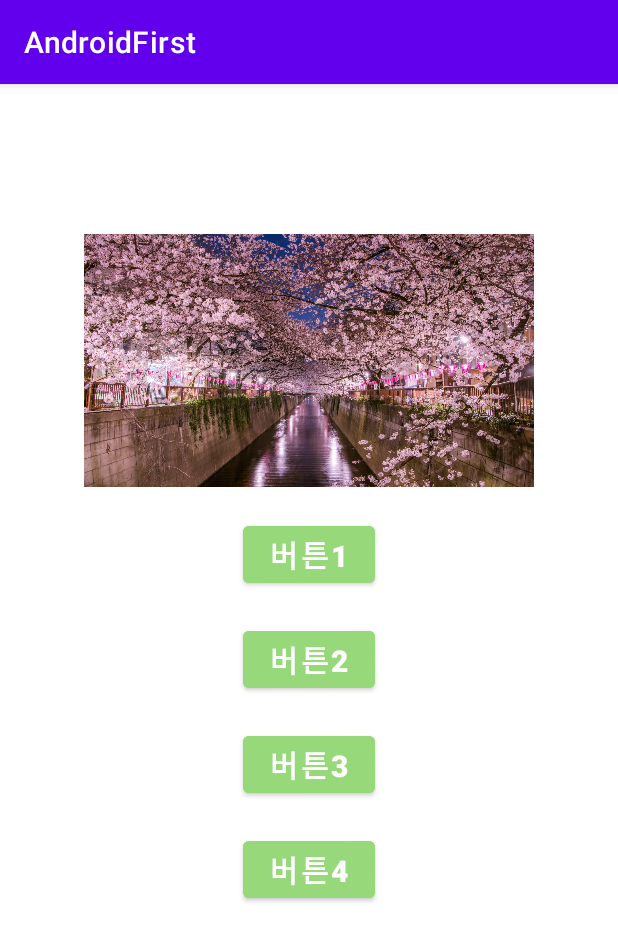
After one commit to ChoKwangEun1021/kotlin_Test, an Android app: the MainActivity5 screen opened directly, with no data from a screen before it, on a phone screen of 412 x 824 dp. The commit adds this screen. Shown: the top 941 px of the screen. Run offline under Robolectric (Android 15) with nearby library versions, the phone set to English and light mode, and no system bars.

Commit message:
[create] create 이벤트처리방식 연습

```diff
--- /dev/null
+++ b/app/src/main/java/com/example/androidfirst/MainActivity5.kt
@@ -0,0 +1,36 @@
+package com.example.androidfirst
+
+import androidx.appcompat.app.AppCompatActivity
+import android.os.Bundle
+import android.view.View
+import android.widget.Toast
+import com.example.androidfirst.databinding.ActivityMain5Binding
+
+class MainActivity5 : AppCompatActivity(), View.OnClickListener {
+    lateinit var binding: ActivityMain5Binding
+    override fun onCreate(savedInstanceState: Bundle?) {
+        super.onCreate(savedInstanceState)
+        binding = ActivityMain5Binding.inflate(layoutInflater)
+        setContentView(binding.root)
+
+        binding.btnClick1.setOnClickListener(this)
+        binding.btnClick2.setOnClickListener(this)
+
+        binding.btnClick3.setOnClickListener(object : View.OnClickListener {
+            override fun onClick(v: View?) {
+                Toast.makeText(applicationContext, "3번", Toast.LENGTH_SHORT).show()
+            }
+        })
+
+        binding.btnClick4.setOnClickListener {
+            Toast.makeText(applicationContext, "4번", Toast.LENGTH_SHORT).show()
+        }
+    }
+
+    override fun onClick(v: View?) {
+        when (v?.id) {
+            R.id.btnClick1 -> Toast.makeText(applicationContext, "1번", Toast.LENGTH_SHORT).show()
+            R.id.btnClick2 -> Toast.makeText(applicationContext, "2번", Toast.LENGTH_SHORT).show()
+        }
+    }
+}
--- /dev/null
+++ b/app/src/main/res/layout/activity_main5.xml
@@ -0,0 +1,59 @@
+<?xml version="1.0" encoding="utf-8"?>
+<LinearLayout xmlns:android="http://schemas.android.com/apk/res/android"
+    xmlns:app="http://schemas.android.com/apk/res-auto"
+    xmlns:tools="http://schemas.android.com/tools"
+    android:layout_width="match_parent"
+    android:layout_height="match_parent"
+    android:orientation="vertical"
+    tools:context=".MainActivity5">
+
+
+    <ImageView
+        android:id="@+id/ivPicture"
+        android:layout_width="300dp"
+        android:layout_height="wrap_content"
+        android:adjustViewBounds="true"
+        android:layout_gravity="center_horizontal"
+        android:layout_marginTop="100dp"
+        app:srcCompat="@drawable/cherryblossom" />
+    <Button
+        android:id="@+id/btnClick1"
+        android:layout_width="wrap_content"
+        android:layout_height="wrap_content"
+        android:text="버튼1"
+        android:layout_marginTop="20dp"
+        android:layout_gravity="center_horizontal"
+        android:backgroundTint="#96D87A"
+        android:textStyle="bold"
+        android:textSize="20sp"/>
+    <Button
+        android:id="@+id/btnClick2"
+        android:layout_width="wrap_content"
+        android:layout_height="wrap_content"
+        android:text="버튼2"
+        android:layout_marginTop="20dp"
+        android:layout_gravity="center_horizontal"
+        android:backgroundTint="#96D87A"
+        android:textStyle="bold"
+        android:textSize="20sp"/>
+    <Button
+        android:id="@+id/btnClick3"
+        android:layout_width="wrap_content"
+        android:layout_height="wrap_content"
+        android:text="버튼3"
+        android:layout_marginTop="20dp"
+        android:layout_gravity="center_horizontal"
+        android:backgroundTint="#96D87A"
+        android:textStyle="bold"
+        android:textSize="20sp"/>
+    <Button
+        android:id="@+id/btnClick4"
+        android:layout_width="wrap_content"
+        android:layout_height="wrap_content"
+        android:text="버튼4"
+        android:layout_marginTop="20dp"
+        android:layout_gravity="center_horizontal"
+        android:backgroundTint="#96D87A"
+        android:textStyle="bold"
+        android:textSize="20sp"/>
+</LinearLayout>
```
Also changed, not shown: app/src/main/AndroidManifest.xml (+7 -8 lines), app/src/main/java/com/example/androidfirst/MainActivity3.kt (+25 -14 lines), app/src/main/java/com/example/androidfirst/MainActivity4.kt (+91 -91 lines), app/src/main/java/com/example/androidfirst/MainActivity6.kt (added, +104 -0 lines), app/src/main/res/drawable/round_button.xml (added, +10 -0 lines), app/src/main/res/layout/activity_main3.xml (+33 -0 lines), app/src/main/res/layout/activity_main6.xml (added, +55 -0 lines).
